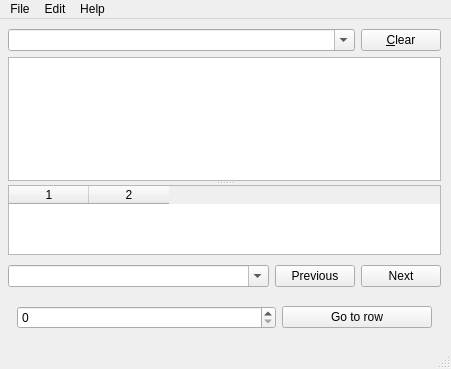
The window that src/LogViewer/ui/main_window.ui (monal-im/DebugTools) describes before a commit, drawn with Qt 5.
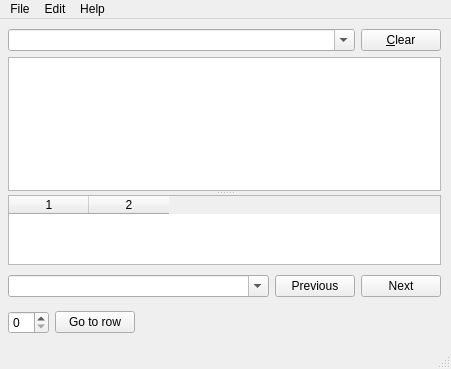
The same window after the commit.

Commit message: [MLV] Fix goto layout to match search layout

```diff
--- a/src/LogViewer/ui/main_window.ui
+++ b/src/LogViewer/ui/main_window.ui
@@ -222,8 +222,27 @@
        <enum>QFrame::Plain</enum>
       </property>
       <layout class="QHBoxLayout" name="horizontalLayout_2">
+       <property name="leftMargin">
+        <number>0</number>
+       </property>
+       <property name="topMargin">
+        <number>4</number>
+       </property>
+       <property name="rightMargin">
+        <number>0</number>
+       </property>
+       <property name="bottomMargin">
+        <number>4</number>
+       </property>
        <item>
-        <widget class="QSpinBox" name="uiSpinBox_goToRow"/>
+        <widget class="QSpinBox" name="uiSpinBox_goToRow">
+         <property name="sizePolicy">
+          <sizepolicy hsizetype="Maximum" vsizetype="Fixed">
+           <horstretch>0</horstretch>
+           <verstretch>0</verstretch>
+          </sizepolicy>
+         </property>
+        </widget>
        </item>
        <item>
         <widget class="QPushButton" name="uiButton_goToRow">
@@ -238,6 +257,19 @@
          </property>
         </widget>
        </item>
+       <item>
+        <spacer name="horizontalSpacer">
+         <property name="orientation">
+          <enum>Qt::Horizontal</enum>
+         </property>
+         <property name="sizeHint" stdset="0">
+          <size>
+           <width>40</width>
+           <height>20</height>
+          </size>
+         </property>
+        </spacer>
+       </item>
       </layout>
      </widget>
     </item>
```
Left out of the diff: 2 changed lines with no effect on the pictures.
